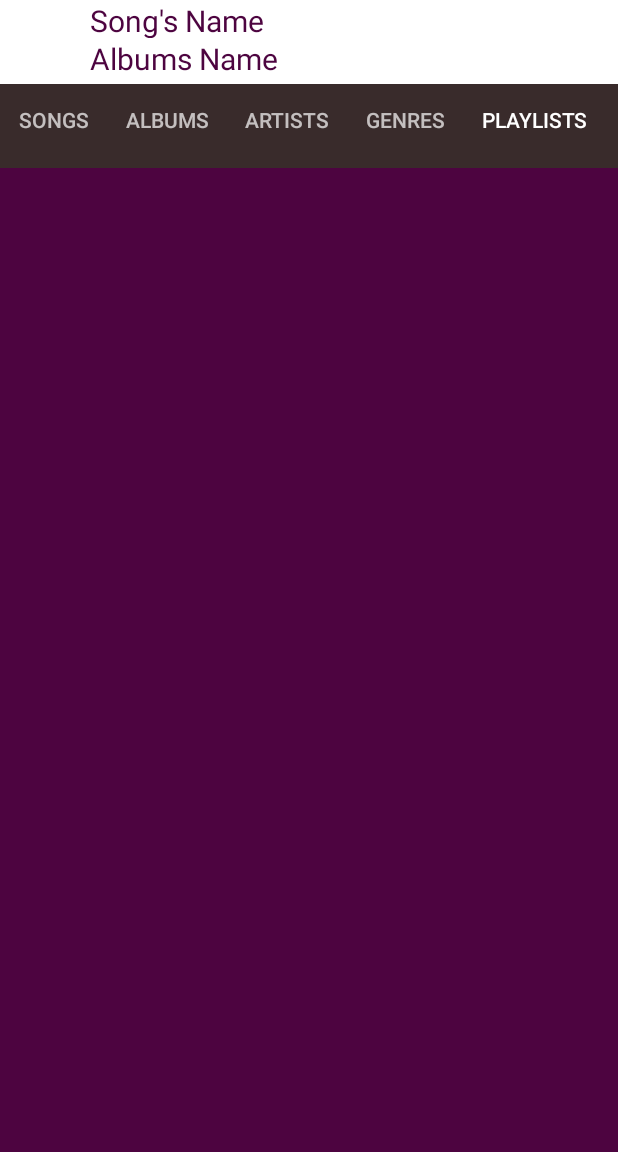
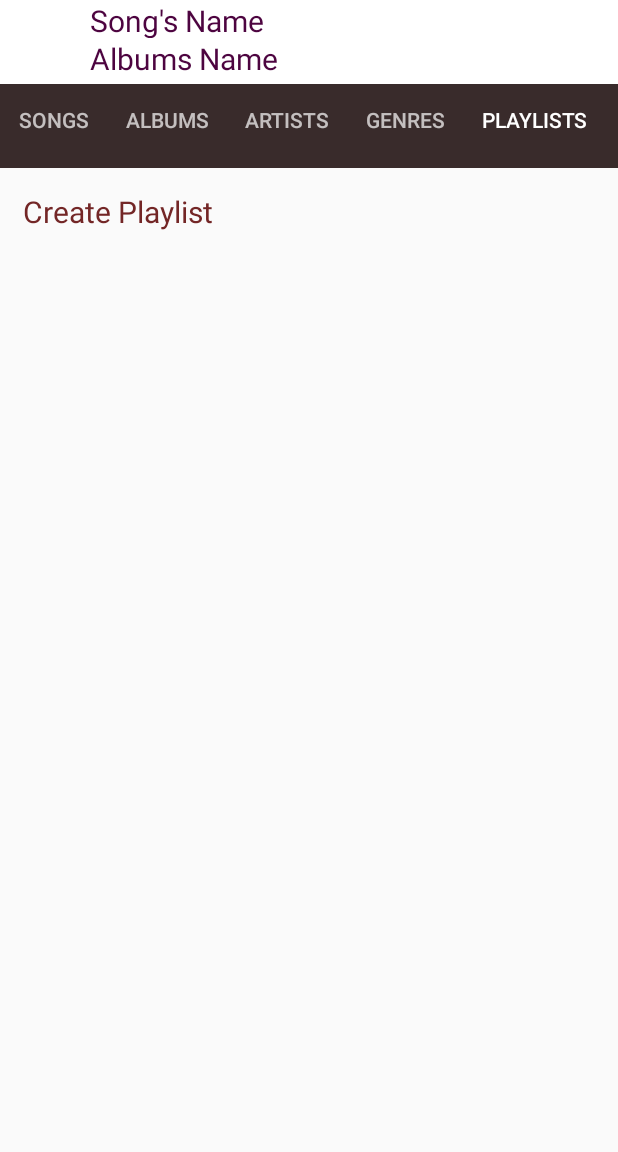
Before and after one commit to somnath419/Music-Player, an Android app: the screen it shows after launch (MainActivity), tab 5 chosen, on a phone screen of 412 x 824 dp, the part 84-1236 px from its top. Run offline under Robolectric (Android 15) with nearby library versions, the phone set to English and light mode, and no system bars; 2 statements that could not run were skipped.

```diff
--- a/app/src/main/java/com/example/somnath/mymusic/AlbumsSongs.java
+++ b/app/src/main/java/com/example/somnath/mymusic/AlbumsSongs.java
@@ -84,7 +84,6 @@ public class AlbumsSongs extends AppCompatActivity {
         listView=(ListView) findViewById(R.id.list_item);
 
         album_songs_list = new ArrayList<Song>();
-        progressBar=(ProgressBar) findViewById(R.id.progressbar);
 
         albumId=getIntent().getLongExtra("Id",0);
         album_image=getIntent().getStringExtra("album_art");
@@ -105,7 +104,6 @@ public class AlbumsSongs extends AppCompatActivity {
 
         protected void onPreExecute() {
 
-            progressBar.setVisibility(View.VISIBLE);
 
         }
 
@@ -133,7 +131,6 @@ public class AlbumsSongs extends AppCompatActivity {
                 AlbumSongsAdapter songAdt = new AlbumSongsAdapter(context, album_songs_list);
                 listView.setAdapter(songAdt);
 
-                progressBar.setVisibility(View.GONE);
             }
         }
 
--- a/app/src/main/java/com/example/somnath/mymusic/AllSongsFragment.java
+++ b/app/src/main/java/com/example/somnath/mymusic/AllSongsFragment.java
@@ -1,5 +1,6 @@
 package com.example.somnath.mymusic;
 
+import android.app.ProgressDialog;
 import android.content.ComponentName;
 import android.content.Context;
 import android.content.Intent;
@@ -36,7 +37,9 @@ public class AllSongsFragment extends Fragment {
     private MyMusicService mBoundService;
     private Context context;
     private boolean mIsBound,flag_cancel;
-    private ProgressBar progressBar;
+    private ProgressDialog pDialog;
+
+
 
     //mconnection
     private ServiceConnection mConnection = new ServiceConnection() {
@@ -52,6 +55,10 @@ public class AllSongsFragment extends Fragment {
     public void onCreate(Bundle s) {
         super.onCreate(s);
         context = getContext();
+        pDialog = new ProgressDialog(context);
+        pDialog.setMessage("Please wait...");
+        pDialog.setCancelable(false);
+
         doBindService();
     }
 
@@ -59,7 +66,6 @@ public class AllSongsFragment extends Fragment {
     public View onCreateView ( LayoutInflater inflater, final ViewGroup container, Bundle savedInstanceState ) {
         View v = inflater.inflate(R.layout.allsong_mainview, container, false);
 
-        progressBar=(ProgressBar) v.findViewById(R.id.progressbar);
         list = (ListView) v.findViewById(R.id.list_item);
         songList = new ArrayList<Song>();
 
@@ -181,8 +187,7 @@ public class AllSongsFragment extends Fragment {
         }
 
         protected void onPreExecute() {
-
-            progressBar.setVisibility(View.VISIBLE);
+         showpDialog();
 
         }
 
@@ -198,6 +203,8 @@ public class AllSongsFragment extends Fragment {
         @Override
         protected void onCancelled() {
             super.onCancelled();
+
+            Toast.makeText(context, "cancel", Toast.LENGTH_SHORT).show();
         }
 
 
@@ -207,10 +214,11 @@ public class AllSongsFragment extends Fragment {
             if(songList!= null) {
                 getTopRecentAdded(songList);
 
-                progressBar.setVisibility(View.GONE);
-
                 SongAdapter songAdt = new SongAdapter(getContext(), songList);
                 list.setAdapter(songAdt);
+
+                hidepDialog();
+
 
             }
         }
@@ -223,10 +231,7 @@ public class AllSongsFragment extends Fragment {
 
             if (cursorAudio != null && cursorAudio.moveToFirst()) {
                 do {
-                      if(isCancelled())
-                      {   cancel(true);
-                         break;
-                      }
+
 
                     long id = cursorAudio.getLong(cursorAudio.getColumnIndexOrThrow(MediaStore.Audio.Media._ID));
                     String tiitle = cursorAudio.getString(cursorAudio.getColumnIndexOrThrow(MediaStore.Audio.Media.TITLE));
@@ -265,5 +270,16 @@ public class AllSongsFragment extends Fragment {
     }
 
 
+    private void showpDialog() {
+        if (!pDialog.isShowing())
+            pDialog.show();
+    }
+
+    private void hidepDialog() {
+        if (pDialog.isShowing())
+            pDialog.dismiss();
+    }
+
+
 
 }
--- a/app/src/main/java/com/example/somnath/mymusic/GenresFragment.java
+++ b/app/src/main/java/com/example/somnath/mymusic/GenresFragment.java
@@ -64,9 +64,7 @@ public class GenresFragment extends Fragment {
 
 
         list = (ListView) v.findViewById(R.id.list_item);
-        progressBar = (ProgressBar) v.findViewById(R.id.progressbar);
         songList = new ArrayList<Song>();
-        progressBar.setVisibility(View.VISIBLE);
 
 
         new List_All_Genres(context).execute();
@@ -202,7 +200,6 @@ public class GenresFragment extends Fragment {
 
                 SongAdapter songAdt = new SongAdapter(getContext(), songList);
                 list.setAdapter(songAdt);
-                progressBar.setVisibility(View.GONE);
 
             }
         }
--- a/app/src/main/java/com/example/somnath/mymusic/MainActivity.java
+++ b/app/src/main/java/com/example/somnath/mymusic/MainActivity.java
@@ -43,6 +43,7 @@ import android.widget.LinearLayout;
 import android.widget.TextView;
 import android.widget.Toast;
 
+import com.example.somnath.mymusic.adapters.MyAdapter;
 import com.example.somnath.mymusic.adapters.TabPagerAdapter;
 
 import org.w3c.dom.Text;
@@ -162,7 +163,7 @@ public class MainActivity extends AppCompatActivity
         adapter.addFrag(new AlbumsFragment(), "ALBUMS");
         adapter.addFrag(new ArtistsFragment(), "ARTISTS");
         adapter.addFrag(new GenresFragment(), "GENRES");
-        adapter.addFrag(new AllSongsFragment(), "PLAYLISTS");
+        adapter.addFrag(new CustomList(), "PLAYLISTS");
 
         viewPager.setAdapter(adapter);
     }
@@ -215,14 +216,7 @@ public class MainActivity extends AppCompatActivity
         while (c2.moveToNext()) {
             listplay.add(new Song(c2.getLong(0), c2.getString(1), c2.getString(2), c2.getString(3), c2.getString(4), c2.getString(5)));
         }
-
-
         c2.close();
-
-
-        if (mBoundService != null)
-            Toast.makeText(context, String.valueOf(mBoundService.getTracklist().size()), Toast.LENGTH_SHORT).show();
-
         Cursor cursor2 = db.query(DbNowplaying.TABLE2, null, null, null, null, null, null);
 
         while (cursor2.moveToNext()) {
@@ -266,10 +260,27 @@ public class MainActivity extends AppCompatActivity
     @Override
     public boolean onCreateOptionsMenu(Menu menu) {
         // Inflate the menu; this adds items to the action bar if it is present.
-        getMenuInflater().inflate(R.menu.activity_main_drawer, menu);
+        getMenuInflater().inflate(R.menu.top_right_corner, menu);
 
         return true;
     }
+
+    @Override
+    public boolean onOptionsItemSelected(MenuItem item) {
+        switch (item.getItemId()) {
+            case R.id.exit:
+                 if(mBoundService!=null) {
+                       mBoundService.stop();
+                       doUnbindService();
+                       stopService(new Intent(context, MyMusicService.class));
+                    finishAffinity();
+                }
+                return true;
+            default:
+                return super.onOptionsItemSelected(item);
+        }
+    }
+
 
 
     @SuppressWarnings("StatementWithEmptyBody")
--- a/app/src/main/res/layout/activity_equalizer.xml
+++ b/app/src/main/res/layout/activity_equalizer.xml
@@ -5,6 +5,5 @@
     android:layout_height="match_parent">
 
 
-    <include layout="@layout/content_main"/>
 
 </LinearLayout>
--- a/app/src/main/res/layout/allsong_mainview.xml
+++ b/app/src/main/res/layout/allsong_mainview.xml
@@ -13,12 +13,6 @@
 
     </ListView>
 
-    <ProgressBar
-        android:id="@+id/progressbar"
-        android:layout_height="wrap_content"
-        android:layout_width="wrap_content"
-        android:background="#fff"
-        android:layout_centerInParent="true"
-        />
+
 
 </RelativeLayout>
--- a/app/src/main/res/layout/allsongs_block.xml
+++ b/app/src/main/res/layout/allsongs_block.xml
@@ -22,6 +22,11 @@
          android:layout_toEndOf="@id/spaceall_list"
          android:layout_toRightOf="@+id/spaceall_list"
          />
+    <View android:layout_height="20sp"
+        android:layout_width="2sp"
+        android:layout_toEndOf="@+id/albums_text"/>
+
+
 
      <TextView
          android:id="@+id/artist_albums"
--- a/app/src/main/res/layout/nowplaying_activity.xml
+++ b/app/src/main/res/layout/nowplaying_activity.xml
@@ -24,7 +24,7 @@
     <ImageView
         android:id="@+id/song_icon"
         android:layout_width="fill_parent"
-        android:layout_height="400sp" />
+        android:layout_height="300sp" />
 
 
     <TextView
@@ -51,7 +51,7 @@
         android:layout_width="wrap_content"
         android:layout_height="wrap_content"
         android:layout_gravity="end"
-        android:text="5:20" />
+        android:text="@string/_5_20" />
 
 
     <SeekBar
@@ -63,7 +63,7 @@
     <LinearLayout
         android:layout_width="200sp"
         android:layout_height="wrap_content"
-        android:layout_gravity="center|bottom">
+        android:layout_gravity="center_horizontal">
 
         <ImageButton
             android:id="@+id/previous"
--- a/app/src/main/res/layout/playlist_item.xml
+++ b/app/src/main/res/layout/playlist_item.xml
@@ -4,24 +4,27 @@
     android:layout_height="match_parent"
     xmlns:tools="http://schemas.android.com/tools"
     android:orientation="vertical"
-    android:gravity="center"
     android:id="@+id/playlistitem"
     android:padding="5dp"
     >
 
 
     <TextView
-        android:id="@+id/title"
+        android:id="@+id/create_playlist"
         android:layout_width="fill_parent"
         android:layout_height="wrap_content"
-        android:textSize="16sp"
-        android:padding="1dp"
+        android:textSize="20sp"
+        android:layout_gravity="center_horizontal"
+        android:text="@string/create_playlist"
+        android:padding="10dp"
         android:textColor="#732626"/>
-    <TextView
+    <ListView
         android:layout_width="match_parent"
         android:layout_height="wrap_content"
-        android:id="@+id/artist"
-        android:textSize="12sp"
+        android:id="@+id/favorite_list"
+        android:layout_marginTop="10sp"
+        android:textSize="16sp"
+        android:text="My Favorite"
         android:textColor="#3fa79b"
         />
 
--- /dev/null
+++ b/app/src/main/res/menu/top_right_corner.xml
@@ -0,0 +1,15 @@
+<?xml version="1.0" encoding="utf-8"?>
+<menu xmlns:android="http://schemas.android.com/apk/res/android"
+    xmlns:app="http://schemas.android.com/apk/res-auto">
+
+
+        <item
+            app:showAsAction=""
+            android:id="@+id/exit"
+            android:title="Exit"
+            />
+
+
+
+
+</menu>
--- a/app/src/main/res/values/strings.xml
+++ b/app/src/main/res/values/strings.xml
@@ -34,8 +34,8 @@
     <string name="play_pause">Play/Pause</string>
     <string name="previous">Previous</string>
     <string name="next">Next</string>
-
-
+    <string name="_5_20">5:20</string>
+    <string name="create_playlist">Create Playlist</string>
 
 
     <string-array name="Planets">
```
Also changed, not shown: app/src/main/java/com/example/somnath/mymusic/CustomList.java (added, +113 -0 lines), app/src/main/java/com/example/somnath/mymusic/NowPlayingActivity.java (+15 -17 lines).
